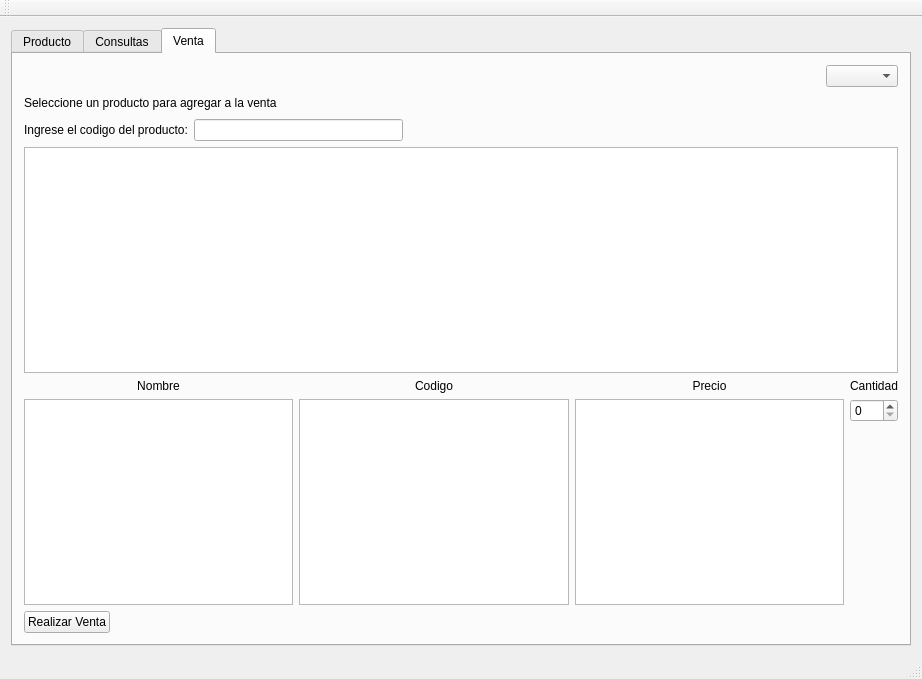
ferVargasB/sistema_inventario, file ventanaprincipal.ui: the form before one commit.
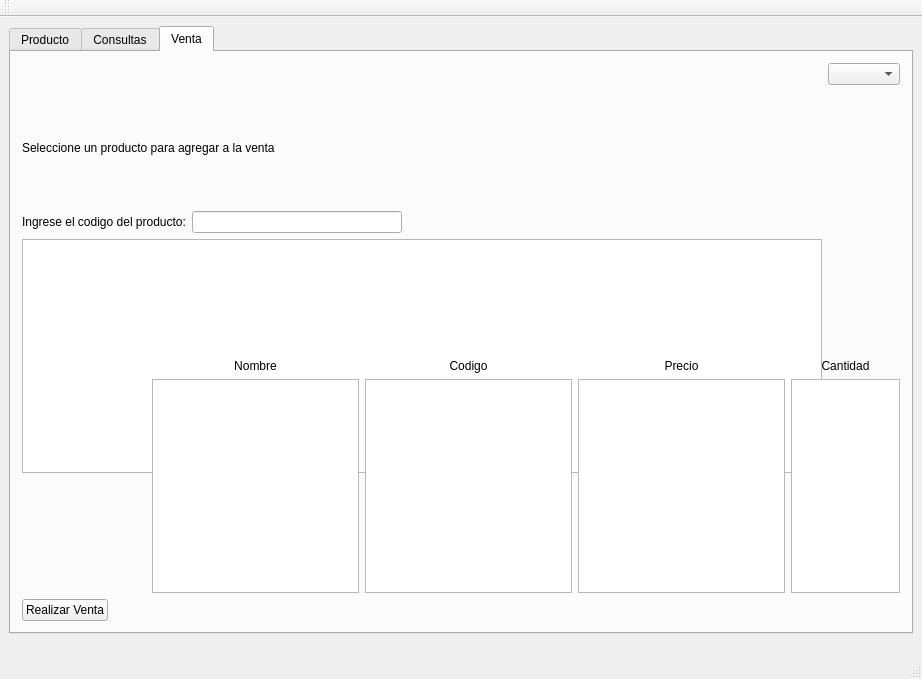
The form after the commit.

Commit message: Se agregó nuevo modelo de cantidad de productos

The edit to the form file:
```diff
--- a/ventanaprincipal.ui
+++ b/ventanaprincipal.ui
@@ -14,9 +14,15 @@
    <string>VentanaPrincipal</string>
   </property>
   <widget class="QWidget" name="centralWidget">
-   <layout class="QGridLayout" name="gridLayout_2">
-    <item row="0" column="0">
      <widget class="QTabWidget" name="tabWidgetVenta">
+    <property name="geometry">
+     <rect>
+      <x>9</x>
+      <y>9</y>
+      <width>904</width>
+      <height>608</height>
+     </rect>
+    </property>
       <property name="currentIndex">
        <number>2</number>
       </property>
@@ -277,13 +283,87 @@
        <attribute name="title">
         <string>Venta</string>
        </attribute>
-       <layout class="QGridLayout" name="gridLayout_5">
-        <item row="4" column="0" colspan="4">
          <layout class="QGridLayout" name="gridLayout_4">
-          <item row="0" column="0">
+      <item row="0" column="3" colspan="2">
+       <widget class="QComboBox" name="comboBoxListaProductos"/>
+      </item>
+      <item row="1" column="0" colspan="2">
+       <widget class="QLabel" name="labelSeleccioneProducto">
+        <property name="text">
+         <string>Seleccione un producto para agregar a la venta</string>
+        </property>
+       </widget>
+      </item>
+      <item row="1" column="2">
+       <spacer name="horizontalSpacer_4">
+        <property name="orientation">
+         <enum>Qt::Horizontal</enum>
+        </property>
+        <property name="sizeHint" stdset="0">
+         <size>
+          <width>434</width>
+          <height>20</height>
+         </size>
+        </property>
+       </spacer>
+      </item>
+      <item row="1" column="3" colspan="2">
+       <spacer name="horizontalSpacer_3">
+        <property name="orientation">
+         <enum>Qt::Horizontal</enum>
+        </property>
+        <property name="sizeHint" stdset="0">
+         <size>
+          <width>105</width>
+          <height>20</height>
+         </size>
+        </property>
+       </spacer>
+      </item>
+      <item row="2" column="0" colspan="3">
+       <layout class="QHBoxLayout" name="horizontalLayout_5">
+        <item>
+         <widget class="QLabel" name="label_3">
+          <property name="text">
+           <string>Ingrese el codigo del producto:</string>
+          </property>
+         </widget>
+        </item>
+        <item>
+         <widget class="QLineEdit" name="lineEditCodigoBuscado"/>
+        </item>
+        <item>
+         <spacer name="horizontalSpacer_10">
+          <property name="orientation">
+           <enum>Qt::Horizontal</enum>
+          </property>
+          <property name="sizeHint" stdset="0">
+           <size>
+            <width>40</width>
+            <height>20</height>
+           </size>
+          </property>
+         </spacer>
+        </item>
+        <item>
+         <spacer name="horizontalSpacer_9">
+          <property name="orientation">
+           <enum>Qt::Horizontal</enum>
+          </property>
+          <property name="sizeHint" stdset="0">
+           <size>
+            <width>40</width>
+            <height>20</height>
+           </size>
+          </property>
+         </spacer>
+        </item>
+       </layout>
+      </item>
+      <item row="3" column="0" rowspan="2" colspan="3">
            <widget class="QTableView" name="tableViewProductosParaVender"/>
           </item>
-          <item row="1" column="0">
+      <item row="4" column="1" rowspan="2" colspan="4">
            <layout class="QHBoxLayout" name="horizontalLayout_4">
             <item>
              <layout class="QHBoxLayout" name="horizontalLayout">
@@ -347,29 +427,19 @@
                 <property name="text">
                  <string>Cantidad</string>
                 </property>
+            <property name="alignment">
+             <set>Qt::AlignCenter</set>
+            </property>
                </widget>
               </item>
               <item>
-               <widget class="QSpinBox" name="spinBox"/>
-              </item>
-              <item>
-               <spacer name="verticalSpacer">
-                <property name="orientation">
-                 <enum>Qt::Vertical</enum>
-                </property>
-                <property name="sizeHint" stdset="0">
-                 <size>
-                  <width>20</width>
-                  <height>40</height>
-                 </size>
-                </property>
-               </spacer>
-              </item>
+           <widget class="QListView" name="listViewCantidadDeArticulos"/>
+          </item>
              </layout>
             </item>
            </layout>
           </item>
-          <item row="2" column="0">
+      <item row="6" column="0" colspan="2">
            <layout class="QHBoxLayout" name="horizontalLayout_6">
             <item>
              <widget class="QPushButton" name="pushButton">
@@ -394,88 +464,8 @@
            </layout>
           </item>
          </layout>
-        </item>
-        <item row="3" column="0" colspan="3">
-         <layout class="QHBoxLayout" name="horizontalLayout_5">
-          <item>
-           <widget class="QLabel" name="label_3">
-            <property name="text">
-             <string>Ingrese el codigo del producto:</string>
-            </property>
-           </widget>
-          </item>
-          <item>
-           <widget class="QLineEdit" name="lineEditCodigoBuscado"/>
-          </item>
-          <item>
-           <spacer name="horizontalSpacer_10">
-            <property name="orientation">
-             <enum>Qt::Horizontal</enum>
-            </property>
-            <property name="sizeHint" stdset="0">
-             <size>
-              <width>40</width>
-              <height>20</height>
-             </size>
-            </property>
-           </spacer>
-          </item>
-          <item>
-           <spacer name="horizontalSpacer_9">
-            <property name="orientation">
-             <enum>Qt::Horizontal</enum>
-            </property>
-            <property name="sizeHint" stdset="0">
-             <size>
-              <width>40</width>
-              <height>20</height>
-             </size>
-            </property>
-           </spacer>
-          </item>
-         </layout>
-        </item>
-        <item row="1" column="1">
-         <spacer name="horizontalSpacer_4">
-          <property name="orientation">
-           <enum>Qt::Horizontal</enum>
-          </property>
-          <property name="sizeHint" stdset="0">
-           <size>
-            <width>434</width>
-            <height>20</height>
-           </size>
-          </property>
-         </spacer>
-        </item>
-        <item row="1" column="2" colspan="2">
-         <spacer name="horizontalSpacer_3">
-          <property name="orientation">
-           <enum>Qt::Horizontal</enum>
-          </property>
-          <property name="sizeHint" stdset="0">
-           <size>
-            <width>105</width>
-            <height>20</height>
-           </size>
-          </property>
-         </spacer>
-        </item>
-        <item row="0" column="3">
-         <widget class="QComboBox" name="comboBoxListaProductos"/>
-        </item>
-        <item row="1" column="0">
-         <widget class="QLabel" name="labelSeleccioneProducto">
-          <property name="text">
-           <string>Seleccione un producto para agregar a la venta</string>
-          </property>
-         </widget>
-        </item>
-       </layout>
-      </widget>
-     </widget>
-    </item>
-   </layout>
+    </widget>
+   </widget>
   </widget>
   <widget class="QMenuBar" name="menuBar">
    <property name="geometry">
```
Left out of the diff: 6 changed lines with no effect on the pictures. Lines whose indentation alone changed are shown as unchanged. The commit also changes 60 other files.
